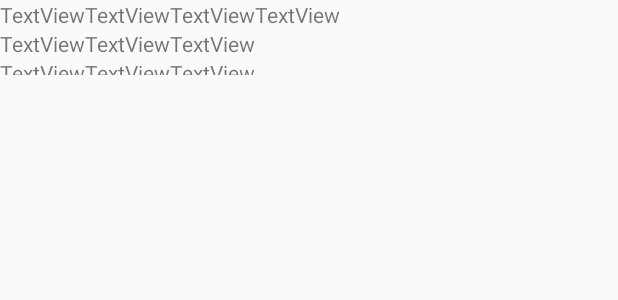
After one commit to evandisoft/MultistageDeltavCalculator, an Android app: the layout rocket_stage_group_view.xml on its own in the app's theme, with its tools: preview values and no code run, on a phone screen of 412 x 824 dp. The commit adds this screen. Shown: the top 300 px of the screen. Run offline under Robolectric (Android 15) with nearby library versions, the phone set to English and light mode, and no system bars.

Commit message:
rocket stage group initial

```diff
--- a/app/src/main/java/com/evandisoft/multistagedeltav/app/MainActivity.java
+++ b/app/src/main/java/com/evandisoft/multistagedeltav/app/MainActivity.java
@@ -20,15 +20,9 @@ public class MainActivity extends AppCompatActivity {
     RadioGroup addStageGroup;
     File[] appFiles;
     AutoCompleteTextView autoText;
-    TextView deltaVTextView;
-    TextView dryMassTextField;
     ExpandableListView expandableListView;
-    TextView fullMassTextField;
-    TextView ispTextField;
     Rocket rocket;
-    ArrayAdapter<String> rocketNameAutoTextAdapter;
     TextView rocketNameTextField;
-    ArrayAdapter<String> stageNameAutoTextAdapter;
 
     @Override
     protected void onCreate(Bundle savedInstanceState) {
@@ -94,4 +88,18 @@ public class MainActivity extends AppCompatActivity {
         // TODO replace with equivalent - this.rocketStagesAdapter.notifyDataSetChanged();
         // TODO not sure what this does anymore - loadAppFiles();
     }
+
+//    public void loadAppFiles() {
+//        this.appFiles = FileIO.getAppFiles(this);
+//        this.stageNameAutoTextAdapter.clear();
+//        this.rocketNameAutoTextAdapter.clear();
+//        for (File file : this.appFiles) {
+//            String name = file.getName().replace(".json", "");
+//            if (name.startsWith("stage_")) {
+//                this.stageNameAutoTextAdapter.add(name.replace("stage_", ""));
+//            } else if (name.startsWith("rocket_")) {
+//                this.rocketNameAutoTextAdapter.add(name.replace("rocket_", ""));
+//            }
+//        }
+//    }
 }
--- /dev/null
+++ b/app/src/main/res/layout/rocket_stage_group_view.xml
@@ -0,0 +1,110 @@
+<?xml version="1.0" encoding="utf-8"?>
+<LinearLayout xmlns:android="http://schemas.android.com/apk/res/android"
+    android:layout_width="match_parent"
+    android:layout_height="match_parent"
+    android:orientation="vertical">
+
+    <LinearLayout
+        android:layout_width="match_parent"
+        android:layout_height="wrap_content"
+        android:orientation="horizontal">
+
+        <LinearLayout
+            android:layout_width="match_parent"
+            android:layout_height="match_parent"
+            android:orientation="vertical">
+
+            <LinearLayout
+                android:layout_width="wrap_content"
+                android:layout_height="wrap_content"
+                android:orientation="horizontal">
+
+                <TextView
+                    android:id="@+id/textView"
+                    android:layout_width="match_parent"
+                    android:layout_height="wrap_content"
+                    android:text="TextView" />
+
+                <TextView
+                    android:id="@+id/textView2"
+                    android:layout_width="match_parent"
+                    android:layout_height="wrap_content"
+                    android:text="TextView" />
+
+                <TextView
+                    android:id="@+id/textView3"
+                    android:layout_width="match_parent"
+                    android:layout_height="wrap_content"
+                    android:text="TextView" />
+
+                <TextView
+                    android:id="@+id/textView4"
+                    android:layout_width="match_parent"
+                    android:layout_height="wrap_content"
+                    android:text="TextView" />
+            </LinearLayout>
+
+            <LinearLayout
+                android:layout_width="wrap_content"
+                android:layout_height="wrap_content"
+                android:orientation="horizontal">
+
+                <TextView
+                    android:id="@+id/textView11"
+                    android:layout_width="match_parent"
+                    android:layout_height="wrap_content"
+                    android:layout_weight="1"
+                    android:text="TextView" />
+
+                <TextView
+                    android:id="@+id/textView12"
+                    android:layout_width="match_parent"
+                    android:layout_height="wrap_content"
+                    android:layout_weight="1"
+                    android:text="TextView" />
+
+                <TextView
+                    android:id="@+id/textView13"
+                    android:layout_width="match_parent"
+                    android:layout_height="wrap_content"
+                    android:layout_weight="1"
+                    android:text="TextView" />
+            </LinearLayout>
+
+            <LinearLayout
+                android:layout_width="wrap_content"
+                android:layout_height="wrap_content"
+                android:orientation="horizontal">
+
+                <TextView
+                    android:id="@+id/textView8"
+                    android:layout_width="match_parent"
+                    android:layout_height="wrap_content"
+                    android:layout_weight="1"
+                    android:text="TextView" />
+
+                <TextView
+                    android:id="@+id/textView9"
+                    android:layout_width="match_parent"
+                    android:layout_height="wrap_content"
+                    android:layout_weight="1"
+                    android:text="TextView" />
+
+                <TextView
+                    android:id="@+id/textView10"
+                    android:layout_width="match_parent"
+                    android:layout_height="wrap_content"
+                    android:layout_weight="1"
+                    android:text="TextView" />
+            </LinearLayout>
+
+        </LinearLayout>
+
+        <Button
+            android:id="@+id/button5"
+            android:layout_width="40dp"
+            android:layout_height="50dp"
+            android:layout_weight="1"
+            android:text="X" />
+    </LinearLayout>
+</LinearLayout>
--- /dev/null
+++ b/app/src/main/res/values/attrs_rocket_stage_group_view.xml
@@ -0,0 +1,8 @@
+<resources>
+    <declare-styleable name="RocketStageGroupView">
+        <attr name="exampleString" format="string" />
+        <attr name="exampleDimension" format="dimension" />
+        <attr name="exampleColor" format="color" />
+        <attr name="exampleDrawable" format="color|reference" />
+    </declare-styleable>
+</resources>
```
